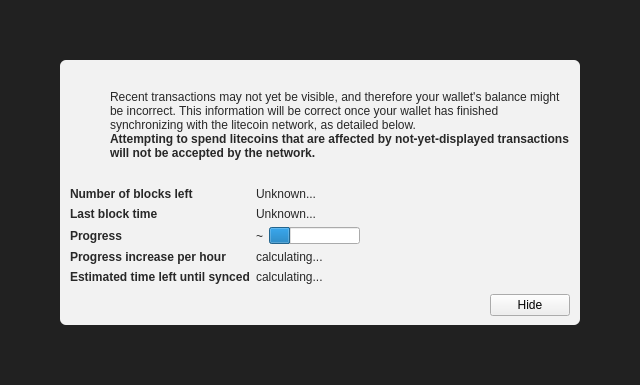
sarmadmakhdoom/cellcoin, file src/qt/forms/modaloverlay.ui: the form before one commit.
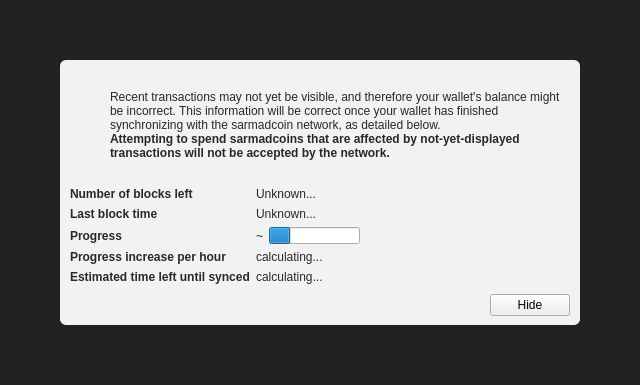
The form after the commit. Icons and pictures are not drawn. Custom widgets are drawn as their Qt base class.

```diff
--- a/src/qt/forms/modaloverlay.ui
+++ b/src/qt/forms/modaloverlay.ui
@@ -130,7 +130,7 @@
              <item>
               <widget class="QLabel" name="infoText">
                <property name="text">
-                <string>Recent transactions may not yet be visible, and therefore your wallet's balance might be incorrect. This information will be correct once your wallet has finished synchronizing with the litecoin network, as detailed below.</string>
+                <string>Recent transactions may not yet be visible, and therefore your wallet's balance might be incorrect. This information will be correct once your wallet has finished synchronizing with the sarmadcoin network, as detailed below.</string>
                </property>
                <property name="textFormat">
                 <enum>Qt::RichText</enum>
@@ -149,7 +149,7 @@
                 </font>
                </property>
                <property name="text">
-                <string>Attempting to spend litecoins that are affected by not-yet-displayed transactions will not be accepted by the network.</string>
+                <string>Attempting to spend sarmadcoins that are affected by not-yet-displayed transactions will not be accepted by the network.</string>
                </property>
                <property name="textFormat">
                 <enum>Qt::RichText</enum>
```
